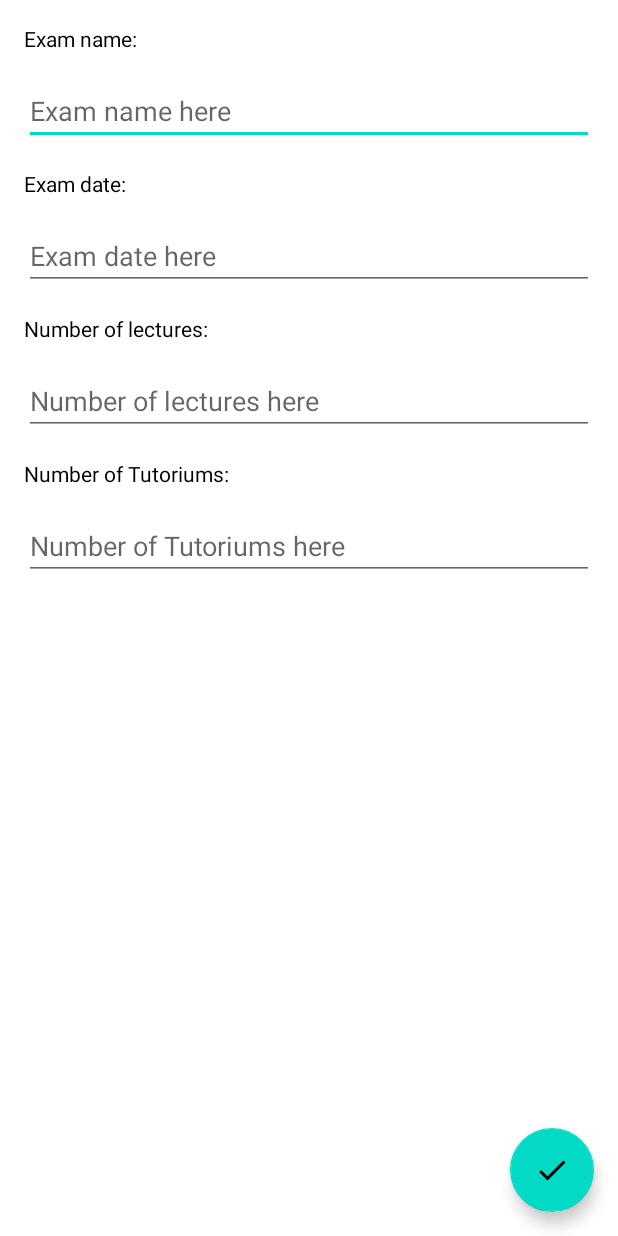
After one commit to felixmeyjr/ExamTrackerAndMore, an Android app: the layout fragment_add_exam.xml on its own in the app's theme, with its tools: preview values and no code run, on a phone screen of 412 x 824 dp. The commit adds this screen. Run offline under Robolectric (Android 15) with nearby library versions, the phone set to English and light mode, and no system bars.

Commit message:
added basic UI/UX fragments

```diff
--- a/app/src/main/java/com/example/examtrackerandmore/MainActivity.kt
+++ b/app/src/main/java/com/example/examtrackerandmore/MainActivity.kt
@@ -24,5 +24,6 @@ class MainActivity : AppCompatActivity() {
 
 
 
+
     }
 }
--- /dev/null
+++ b/app/src/main/res/drawable/ic_checkmark.xml
@@ -0,0 +1,10 @@
+<vector xmlns:android="http://schemas.android.com/apk/res/android"
+    android:width="24dp"
+    android:height="24dp"
+    android:viewportWidth="24"
+    android:viewportHeight="24"
+    android:tint="?attr/colorControlNormal">
+  <path
+      android:fillColor="@android:color/white"
+      android:pathData="M9,16.17L4.83,12l-1.42,1.41L9,19 21,7l-1.41,-1.41z"/>
+</vector>
--- /dev/null
+++ b/app/src/main/res/layout/fragment_add_exam.xml
@@ -0,0 +1,93 @@
+<?xml version="1.0" encoding="utf-8"?>
+<androidx.coordinatorlayout.widget.CoordinatorLayout xmlns:android="http://schemas.android.com/apk/res/android"
+    android:layout_width="match_parent"
+    android:layout_height="match_parent">
+
+    <LinearLayout
+        android:layout_width="match_parent"
+        android:layout_height="wrap_content"
+        android:orientation="vertical"
+        android:padding="8dp">
+
+        <TextView
+            android:layout_width="match_parent"
+            android:layout_height="wrap_content"
+            android:padding="4dp"
+            android:layout_margin="4dp"
+            android:text="Exam name:"
+            android:textColor="@color/black"
+            />
+
+
+        <EditText
+            android:id="@+id/edit_text_exam_name"
+            android:layout_width="match_parent"
+            android:layout_height="wrap_content"
+            android:layout_margin="8dp"
+            android:hint="Exam name here"
+            android:inputType="text" />
+
+        <TextView
+            android:layout_width="match_parent"
+            android:layout_height="wrap_content"
+            android:padding="4dp"
+            android:layout_margin="4dp"
+            android:text="Exam date:"
+            android:textColor="@color/black"
+            />
+
+        <EditText
+            android:id="@+id/edit_text_exam_date"
+            android:layout_width="match_parent"
+            android:layout_height="wrap_content"
+            android:layout_margin="8dp"
+            android:hint="Exam date here"
+            android:inputType="date" />
+
+        <TextView
+            android:layout_width="match_parent"
+            android:layout_height="wrap_content"
+            android:padding="4dp"
+            android:layout_margin="4dp"
+            android:text="Number of lectures:"
+            android:textColor="@color/black"
+            />
+
+        <EditText
+            android:layout_width="match_parent"
+            android:layout_height="wrap_content"
+            android:layout_margin="8dp"
+            android:id="@+id/edit_text_no_lecs"
+            android:hint="Number of lectures here"
+            android:inputType="numberSigned"
+            />
+
+        <TextView
+            android:layout_width="match_parent"
+            android:layout_height="wrap_content"
+            android:padding="4dp"
+            android:layout_margin="4dp"
+            android:text="Number of Tutoriums:"
+            android:textColor="@color/black"
+            />
+
+        <EditText
+            android:layout_width="match_parent"
+            android:layout_height="wrap_content"
+            android:layout_margin="8dp"
+            android:id="@+id/edit_text_no_tuts"
+            android:hint="Number of Tutoriums here"
+            android:inputType="numberSigned"
+            />
+
+    </LinearLayout>
+
+    <com.google.android.material.floatingactionbutton.FloatingActionButton
+        android:id="@+id/fab_check_mark"
+        android:layout_width="wrap_content"
+        android:layout_height="wrap_content"
+        android:layout_gravity="bottom|end"
+        android:layout_margin="16dp"
+        android:src="@drawable/ic_checkmark" />
+
+</androidx.coordinatorlayout.widget.CoordinatorLayout>
```
Also changed, not shown: app/src/main/java/com/example/examtrackerandmore/AddExamButtonActivity.kt (deleted, +0 -11 lines), app/src/main/java/com/example/examtrackerandmore/ExamOverviewActivity.kt (deleted, +0 -11 lines), app/src/main/res/drawable/ic_add.xml (added, +10 -0 lines), app/src/main/res/drawable/ic_baseline_check_24.xml (added, +10 -0 lines), app/src/main/res/layout/activity_add_exam_button.xml (deleted, +0 -20 lines), app/src/main/res/layout/activity_exam_overview.xml (deleted, +0 -9 lines), app/src/main/res/layout/fragment_exams_overview.xml (added, +14 -0 lines), app/src/main/res/layout/fragment_main_header.xml (added, +15 -0 lines), app/src/main/res/layout/item_exam.xml (added, +61 -0 lines), 1 other file.
